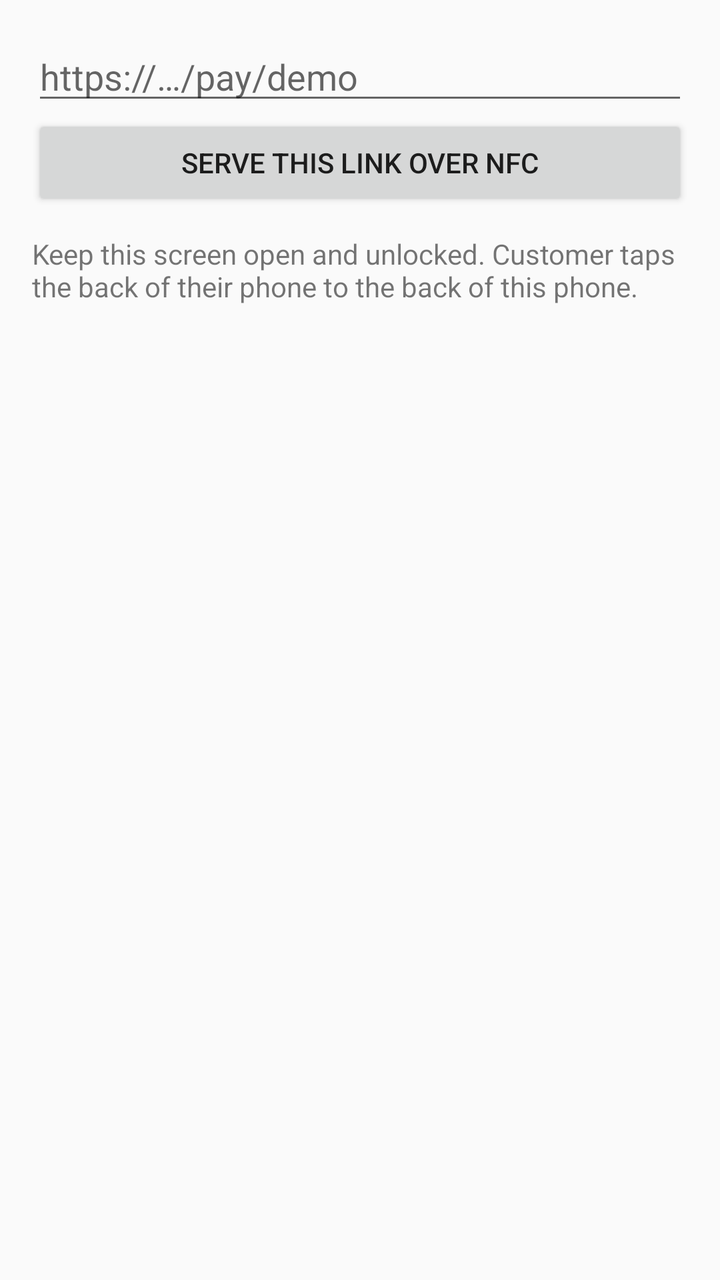
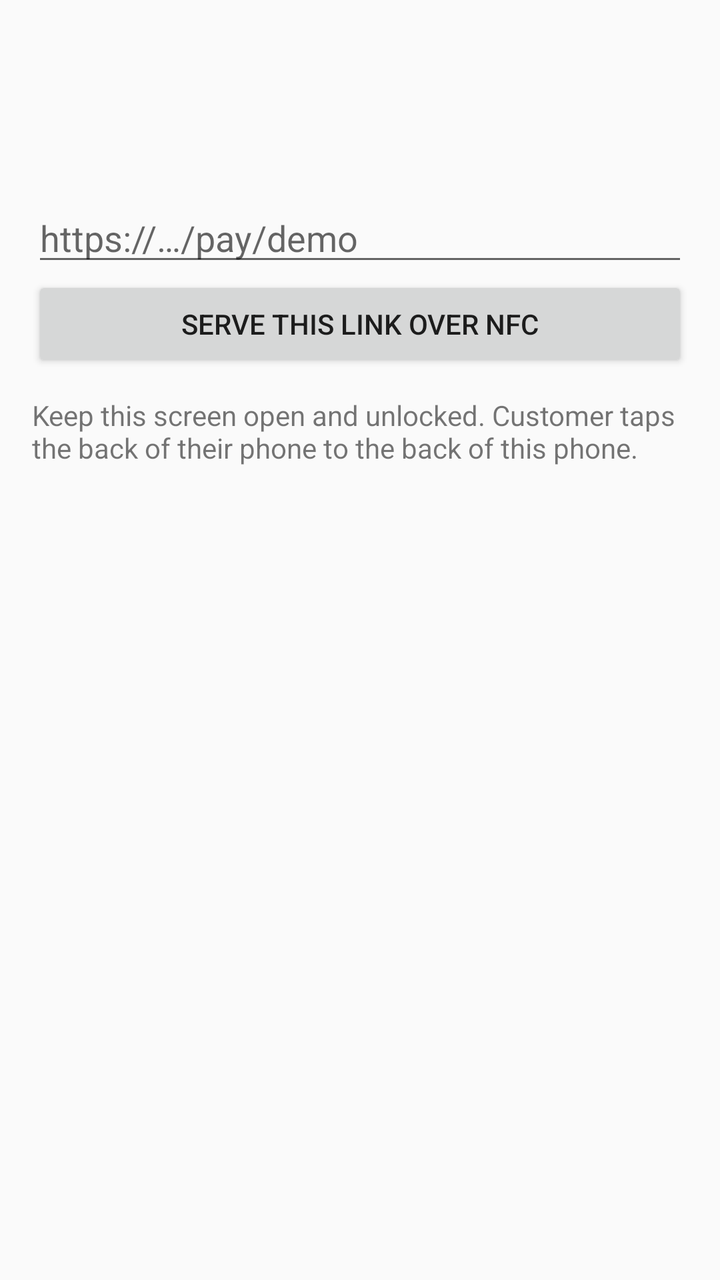

Compare the two renders of this Android layout. The source of the first and the diff that turns it into the second are given below.
<!-- AndroidManifest.xml: application theme android:Theme.Material.Light.DarkActionBar -->
<!-- res/layout/activity_main.xml -->
<?xml version="1.0" encoding="utf-8"?>
<ScrollView xmlns:android="http://schemas.android.com/apk/res/android"
    android:layout_width="match_parent"
    android:layout_height="match_parent">

    <LinearLayout
        android:layout_width="match_parent"
        android:layout_height="wrap_content"
        android:orientation="vertical"
        android:padding="16dp">

        <EditText
            android:id="@+id/url"
            android:layout_width="match_parent"
            android:layout_height="wrap_content"
            android:hint="@string/url_hint"
            android:importantForAutofill="no"
            android:inputType="textUri" />

        <Button
            android:id="@+id/serve"
            android:layout_width="match_parent"
            android:layout_height="wrap_content"
            android:text="@string/serve" />

        <TextView
            android:layout_width="match_parent"
            android:layout_height="wrap_content"
            android:paddingTop="12dp"
            android:text="@string/instructions" />

        <TextView
            android:id="@+id/status"
            android:layout_width="match_parent"
            android:layout_height="wrap_content"
            android:paddingTop="12dp"
            android:textIsSelectable="true" />

        <TextView
            android:id="@+id/last_tap"
            android:layout_width="match_parent"
            android:layout_height="wrap_content"
            android:paddingTop="12dp"
            android:textIsSelectable="true"
            android:textStyle="bold" />
    </LinearLayout>
</ScrollView>
<!-- resources referenced by this layout -->
<resources>
  <string name="instructions">Keep this screen open and unlocked. Customer taps the back of their phone to the back of this phone.</string>
  <string name="serve">Serve this link over NFC</string>
  <string name="url_hint">https://…/pay/demo</string>
</resources>

<!-- the commit's change to res/layout/activity_main.xml (unified diff, before → after) -->
@@ -9,7 +9,34 @@
         android:orientation="vertical"
         android:padding="16dp">
 
+        <TextView
+            android:id="@+id/prompt"
+            android:layout_width="match_parent"
+            android:layout_height="wrap_content"
+            android:textSize="26sp"
+            android:textStyle="bold" />
+
+        <TextView
+            android:id="@+id/serving_url"
+            android:layout_width="match_parent"
+            android:layout_height="wrap_content"
+            android:paddingTop="8dp"
+            android:textIsSelectable="true"
+            android:textSize="16sp"
+            android:typeface="monospace" />
+
+        <TextView
+            android:id="@+id/refused"
+            android:layout_width="match_parent"
+            android:layout_height="wrap_content"
+            android:paddingTop="8dp"
+            android:textColor="#B00020"
+            android:textSize="18sp"
+            android:textStyle="bold"
+            android:visibility="gone" />
+
         <EditText
+            android:layout_marginTop="16dp"
             android:id="@+id/url"
             android:layout_width="match_parent"
             android:layout_height="wrap_content"
